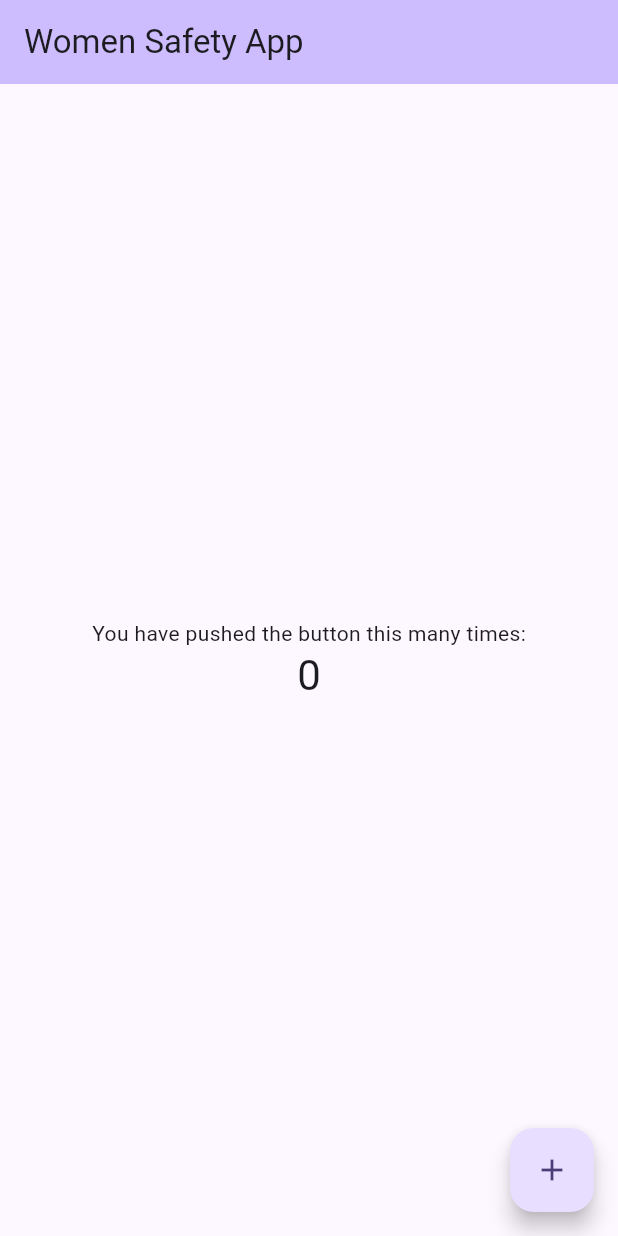
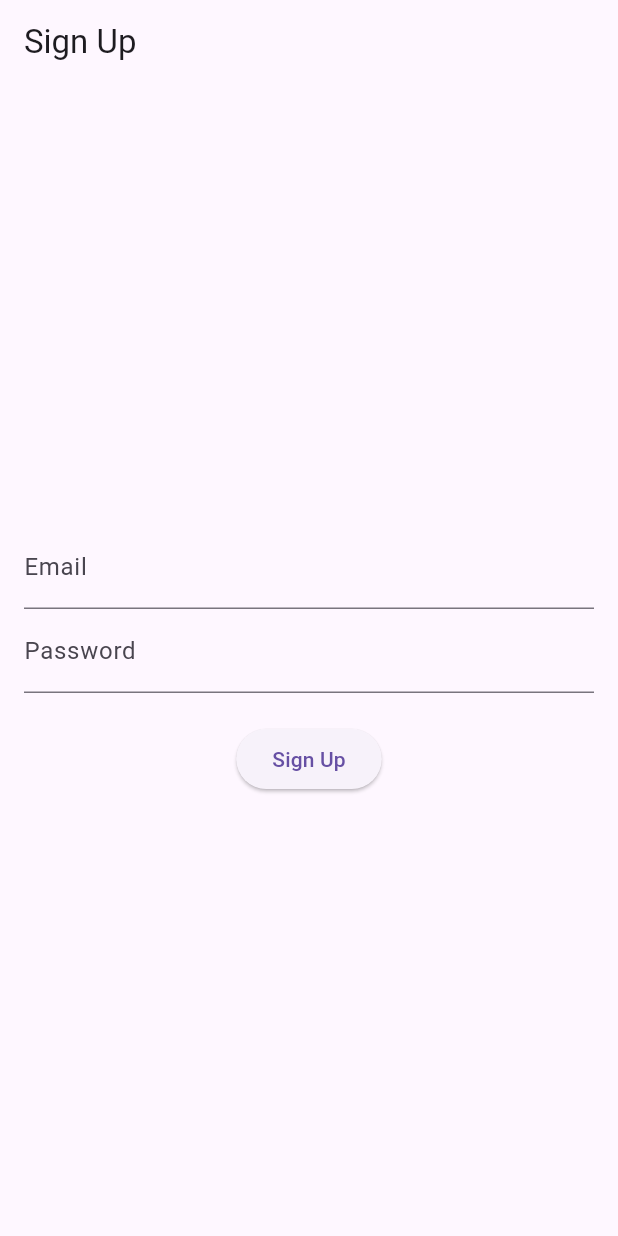
Before and after one commit to jegathees02/women_safety_application, a Flutter app: the screen it shows after launch, on a phone screen of 412 x 824 dp. Run offline on Flutter 3.47's test engine with Material 3 defaults, Android fonts, the phone set to English and light mode, and no system bars; our stand-ins replace flutter_dotenv, permission_handler; missing offline and left inert: mongo_dart.

Commit message:
login signup layout added

```diff
--- a/women_safety/lib/main.dart
+++ b/women_safety/lib/main.dart
@@ -1,92 +1,27 @@
 import 'package:flutter/material.dart';
+import 'package:flutter_dotenv/flutter_dotenv.dart';  // Import dotenv package
+import 'screens/login_screen.dart';
+import 'screens/signup_screen.dart';
+import 'screens/permission_screen.dart';
 
-void main() {
+void main() async {
+  // Ensure the environment variables are loaded before running the app
+  // await dotenv.load(fileName: ".env");
   runApp(const MyApp());
 }
 
 class MyApp extends StatelessWidget {
   const MyApp({super.key});
 
-  // This widget is the root of your application.
   @override
   Widget build(BuildContext context) {
     return MaterialApp(
-      title: 'Women Safety',
-      theme: ThemeData(
-        // This is the theme of your application.
-        //
-        // TRY THIS: Try running your application with "flutter run". You'll see
-        // the application has a purple toolbar. Then, without quitting the app,
-        // try changing the seedColor in the colorScheme below to Colors.green
-        // and then invoke "hot reload" (save your changes or press the "hot
-        // reload" button in a Flutter-supported IDE, or press "r" if you used
-        // the command line to start the app).
-        //
-        // Notice that the counter didn't reset back to zero; the application
-        // state is not lost during the reload. To reset the state, use hot
-        // restart instead.
-        //
-        // This works for code too, not just values: Most code changes can be
-        // tested with just a hot reload.
-        colorScheme: ColorScheme.fromSeed(seedColor: const Color.fromARGB(255, 64, 3, 170)),
-        useMaterial3: true,
-      ),
-      home: const MyHomePage(title: 'Women Safety App'),
+      title: 'Authentication App',
+      initialRoute: '/',
+      routes: {
+        '/1': (context) => PermissionsPage(),  // Default route to Login
+        '/': (context) => const SignupScreen(), // Route to Signup
+      },
     );
   }
 }
-
-class MyHomePage extends StatefulWidget {
-  const MyHomePage({super.key, required this.title});
-
-
-
-  final String title;
-
-  @override
-  State<MyHomePage> createState() => _MyHomePageState();
-}
-
-class _MyHomePageState extends State<MyHomePage> {
-  int _counter = 0;
-
-  void _incrementCounter() {
-    setState(() {
-      _counter++;
-    });
-  }
-
-  @override
-  Widget build(BuildContext context) {
-
-    return Scaffold(
-      appBar: AppBar(
-
-        backgroundColor: Theme.of(context).colorScheme.inversePrimary,
-
-        title: Text(widget.title),
-      ),
-      body: Center(
-
-        child: Column(
-
-          mainAxisAlignment: MainAxisAlignment.center,
-          children: <Widget>[
-            const Text(
-              'You have pushed the button this many times:',
-            ),
-            Text(
-              '$_counter',
-              style: Theme.of(context).textTheme.headlineMedium,
-            ),
-          ],
-        ),
-      ),
-      floatingActionButton: FloatingActionButton(
-        onPressed: _incrementCounter,
-        tooltip: 'Increment',
-        child: const Icon(Icons.add),
-      ), // This trailing comma makes auto-formatting nicer for build methods.
-    );
-  }
-}
--- /dev/null
+++ b/women_safety/lib/screens/signup_screen.dart
@@ -0,0 +1,63 @@
+import 'package:flutter/material.dart';
+import '../services/auth_service.dart'; // Importing the authentication service
+
+class SignupScreen extends StatefulWidget {
+  const SignupScreen({Key? key}) : super(key: key);
+
+  @override
+  _SignupScreenState createState() => _SignupScreenState();
+}
+
+class _SignupScreenState extends State<SignupScreen> {
+  final TextEditingController _emailController = TextEditingController();
+  final TextEditingController _passwordController = TextEditingController();
+
+  void _signup() async {
+    final email = _emailController.text;
+    final password = _passwordController.text;
+
+    bool success = await AuthService.signup(email, password);
+
+    if (success) {
+      ScaffoldMessenger.of(context).showSnackBar(
+        const SnackBar(content: Text('Signup successful')),
+      );
+      Navigator.pushNamed(context, '/');
+    } else {
+      ScaffoldMessenger.of(context).showSnackBar(
+        const SnackBar(content: Text('Signup failed')),
+      );
+    }
+  }
+
+  @override
+  Widget build(BuildContext context) {
+    return Scaffold(
+      appBar: AppBar(
+        title: const Text('Sign Up'),
+      ),
+      body: Padding(
+        padding: const EdgeInsets.all(16.0),
+        child: Column(
+          mainAxisAlignment: MainAxisAlignment.center,
+          children: [
+            TextField(
+              controller: _emailController,
+              decoration: const InputDecoration(labelText: 'Email'),
+            ),
+            TextField(
+              controller: _passwordController,
+              obscureText: true,
+              decoration: const InputDecoration(labelText: 'Password'),
+            ),
+            const SizedBox(height: 20),
+            ElevatedButton(
+              onPressed: _signup,
+              child: const Text('Sign Up'),
+            ),
+          ],
+        ),
+      ),
+    );
+  }
+}
--- /dev/null
+++ b/women_safety/lib/services/auth_service.dart
@@ -0,0 +1,55 @@
+import 'package:mongo_dart/mongo_dart.dart';
+import 'package:flutter_dotenv/flutter_dotenv.dart';
+import 'dart:convert';  // To convert string to bytes
+import 'package:crypto/crypto.dart';  // For SHA-256
+
+class AuthService {
+  // static final String dbPassword = dotenv.env['MONGODB_PASSWORD'] ?? '';
+  // static final String dbUri = dotenv.env['MONGODB_URI'] ?? 'mongodb+srv://ws-user-1:F7SLpgTBsUFlvJ3o@womensafetyapp.cc5sm.mongodb.net/?';
+  static const String dbUri =  'mongodb://ws-user-1:F7SLpgTBsUFlvJ3o@womensafetyapp.cc5sm.mongodb.net/?';
+
+  static final Db _db = Db(dbUri);  // Use the environment variable for the URI
+  static late final DbCollection _users;
+
+  // Initialize MongoDB connection and user collection
+  static Future<void> init() async {
+    await _db.open();
+    _users = _db.collection('User');  // Assuming you have a 'users' collection in MongoDB
+  }
+
+  // Hash the password using SHA-256
+  static String hashPassword(String password) {
+    var bytes = utf8.encode(password);  // Convert the password to bytes
+    var hashedPassword = sha256.convert(bytes);  // Hash the password
+    return hashedPassword.toString();
+  }
+
+  // Login function with hashed password
+  static Future<bool> login(String email, String password) async {
+    await init();
+    var hashedPassword = hashPassword(password);  // Hash the input password
+
+    var user = await _users.findOne({
+      'email': email,
+      'password': hashedPassword  // Compare the hashed password
+    });
+    return user != null;
+  }
+
+  // Signup function with hashed password
+  static Future<bool> signup(String email, String password) async {
+    await init();
+    var userExists = await _users.findOne({'email': email});
+
+    if (userExists == null) {
+      var hashedPassword = hashPassword(password);  // Hash the password before saving
+      await _users.insertOne({
+        'email': email,
+        'password': hashedPassword  // Store the hashed password
+      });
+      return true;
+    } else {
+      return false;  // User already exists
+    }
+  }
+}
--- a/women_safety/pubspec.yaml
+++ b/women_safety/pubspec.yaml
@@ -35,6 +35,12 @@ dependencies:
   # The following adds the Cupertino Icons font to your application.
   # Use with the CupertinoIcons class for iOS style icons.
   cupertino_icons: ^1.0.8
+  # mongo db
+  mongo_dart: ^0.10.3
+  # .env file
+  flutter_dotenv: ^5.0.2
+  crypto: ^3.0.5
+  permission_handler: ^11.3.1
 
 dev_dependencies:
   flutter_test:
```
Also changed, not shown: women_safety/lib/screens/login_screen.dart (added, +72 -0 lines), women_safety/lib/screens/permission_screen.dart (added, +177 -0 lines), women_safety/pubspec.lock, 3 other files.
